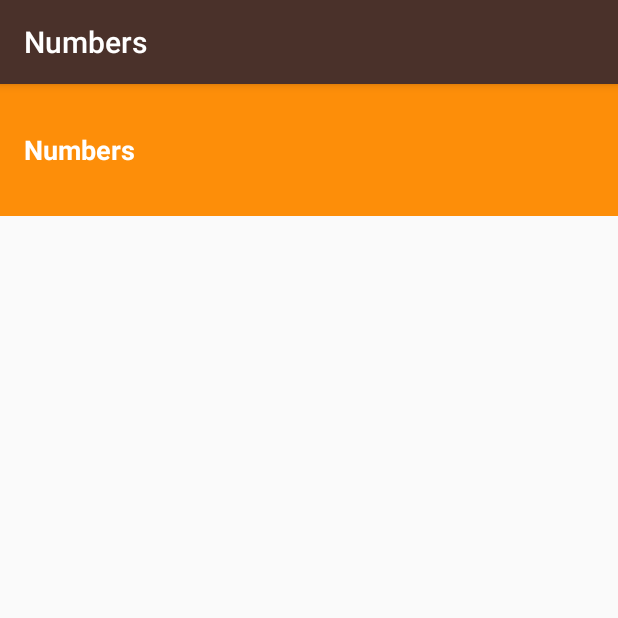
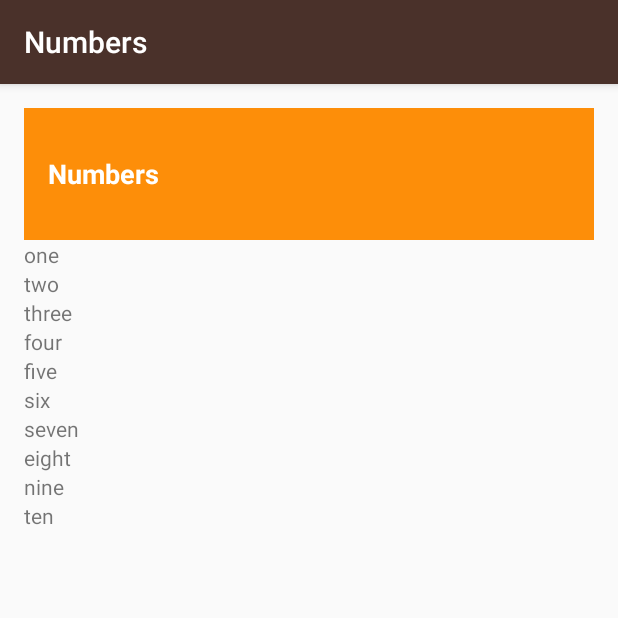
Before and after one commit to heyjcm/miwok, an Android app: the NumbersActivity screen opened directly, with no data from a screen before it, on a phone screen of 412 x 824 dp, the top half of it. Run offline under Robolectric (Android 15) with nearby library versions, the phone set to English and light mode, and no system bars.

Commit message:
NumbersActivity after Lesson 2.11: while loop to add child views to activity_numbers.xml

```diff
--- a/app/src/main/java/com/example/android/miwok/NumbersActivity.java
+++ b/app/src/main/java/com/example/android/miwok/NumbersActivity.java
@@ -3,6 +3,8 @@ package com.example.android.miwok;
 import android.support.v7.app.AppCompatActivity;
 import android.os.Bundle;
 import android.util.Log;
+import android.widget.LinearLayout;
+import android.widget.TextView;
 
 import java.util.ArrayList;
 
@@ -49,8 +51,30 @@ public class NumbersActivity extends AppCompatActivity {
         wordsArrayList.add("nine");
         wordsArrayList.add("ten");
 
-        for (int i =0; i < 10; i++) {
-            Log.v("Logging", "wordsArrayList(" + i + "): " + wordsArrayList.get(i));
+//        for (int i =0; i < 10; i++) {
+//            Log.v("Logging", "wordsArrayList(" + i + "): " + wordsArrayList.get(i));
+//        }
+
+        // create a LinearLayout parent view called rootView (use the rootView id from XML
+        LinearLayout rootView = (LinearLayout) findViewById(R.id.rootView);
+
+        // make a child view that is of type TextView; call it wordView (pass context this so
+        // it knows what context -- in this case, context this is NumbersActivity class
+//        TextView wordView = new TextView(this);
+//        // sets the text of the TextView that I just created to the first element in the ArrayList
+//        wordView.setText(wordsArrayList.get(0));
+//
+//        // add child wordView to parent rootView
+//        rootView.addView(wordView);
+
+        // playing with while loops
+        // while loop makes 10 child views and adds them to the rootView LinearLayout view
+        int i = 0;
+        while (i < wordsArrayList.size()) {
+            TextView wordView = new TextView(this);
+            wordView.setText(wordsArrayList.get(i));
+            rootView.addView(wordView);
+            i++;
         }
 
     }
--- a/app/src/main/res/layout/activity_numbers.xml
+++ b/app/src/main/res/layout/activity_numbers.xml
@@ -1,10 +1,16 @@
 <?xml version="1.0" encoding="utf-8"?>
-<android.support.constraint.ConstraintLayout xmlns:android="http://schemas.android.com/apk/res/android"
+<LinearLayout xmlns:android="http://schemas.android.com/apk/res/android"
     xmlns:app="http://schemas.android.com/apk/res-auto"
     xmlns:tools="http://schemas.android.com/tools"
     android:layout_width="match_parent"
     android:layout_height="match_parent"
-    tools:context="com.example.android.miwok.NumbersActivity">
+    android:orientation="vertical"
+    android:paddingLeft="@dimen/activity_left_margin"
+    android:paddingRight="@dimen/activity_right_margin"
+    android:paddingBottom="@dimen/activity_bottom_margin"
+    android:paddingTop="@dimen/activity_top_margin"
+    tools:context="com.example.android.miwok.NumbersActivity"
+    android:id="@+id/rootView">
 
     <TextView
         android:id="@+id/numbers"
@@ -12,4 +18,4 @@
         android:background="@color/category_numbers"
         android:text="@string/category_numbers" />
 
-</android.support.constraint.ConstraintLayout>
+</LinearLayout>
--- a/app/src/main/res/values/dimens.xml
+++ b/app/src/main/res/values/dimens.xml
@@ -18,4 +18,8 @@
     <!-- Default screen margins, per the Android Design guidelines. -->
     <dimen name="activity_horizontal_margin">16dp</dimen>
     <dimen name="activity_vertical_margin">16dp</dimen>
+    <dimen name="activity_left_margin">16dp</dimen>
+    <dimen name="activity_right_margin">16dp</dimen>
+    <dimen name="activity_bottom_margin">16dp</dimen>
+    <dimen name="activity_top_margin">16dp</dimen>
 </resources>
```
